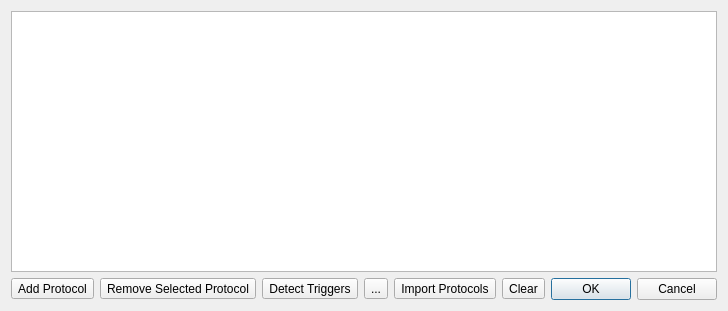
Above: src/scipyen/gui/protocoleditordialog.ui from ctigaret/scipyen before the change. Below: the same form after it.
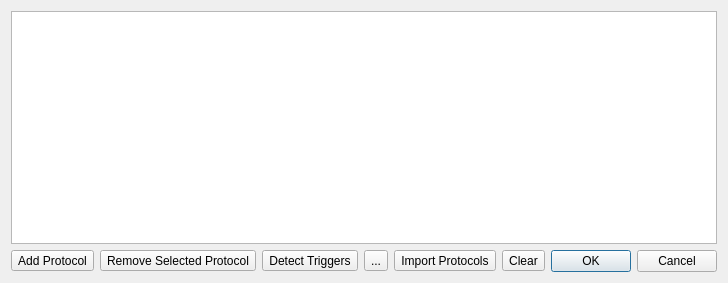
That is the form after the change. Icons and pictures are not drawn.

```diff
--- a/src/scipyen/gui/protocoleditordialog.ui
+++ b/src/scipyen/gui/protocoleditordialog.ui
@@ -6,8 +6,8 @@
    <rect>
     <x>0</x>
     <y>0</y>
-    <width>499</width>
-    <height>311</height>
+    <width>466</width>
+    <height>283</height>
    </rect>
   </property>
   <property name="windowTitle">
```
Left out of the diff: 21 changed lines with no effect on the pictures.
